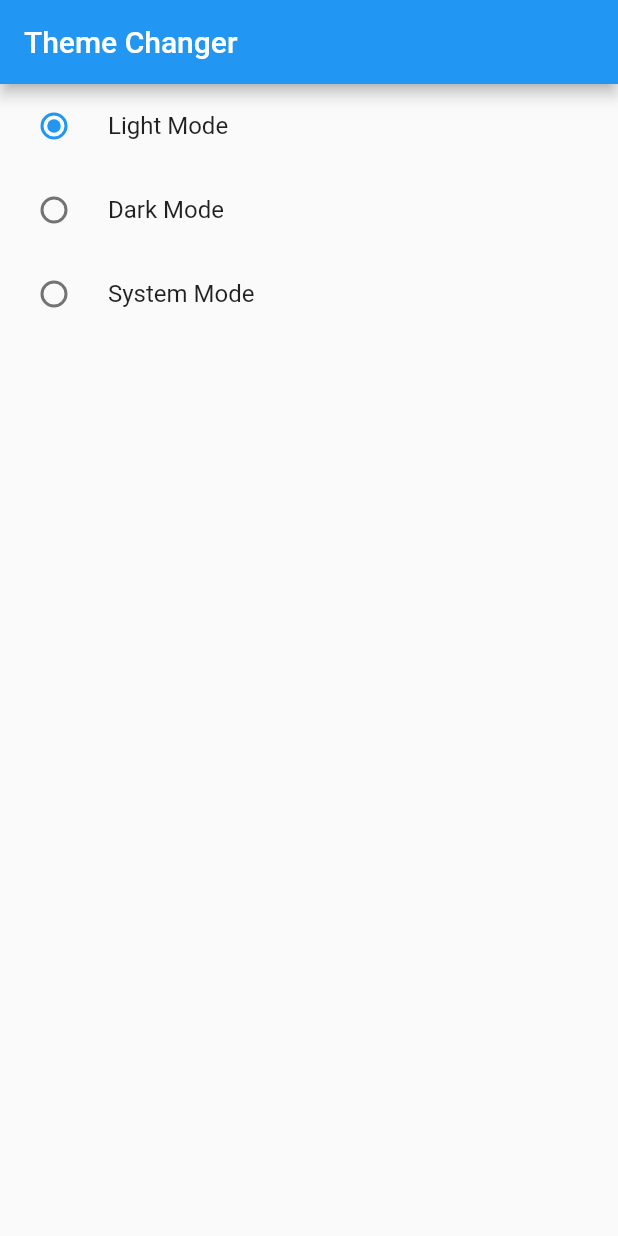
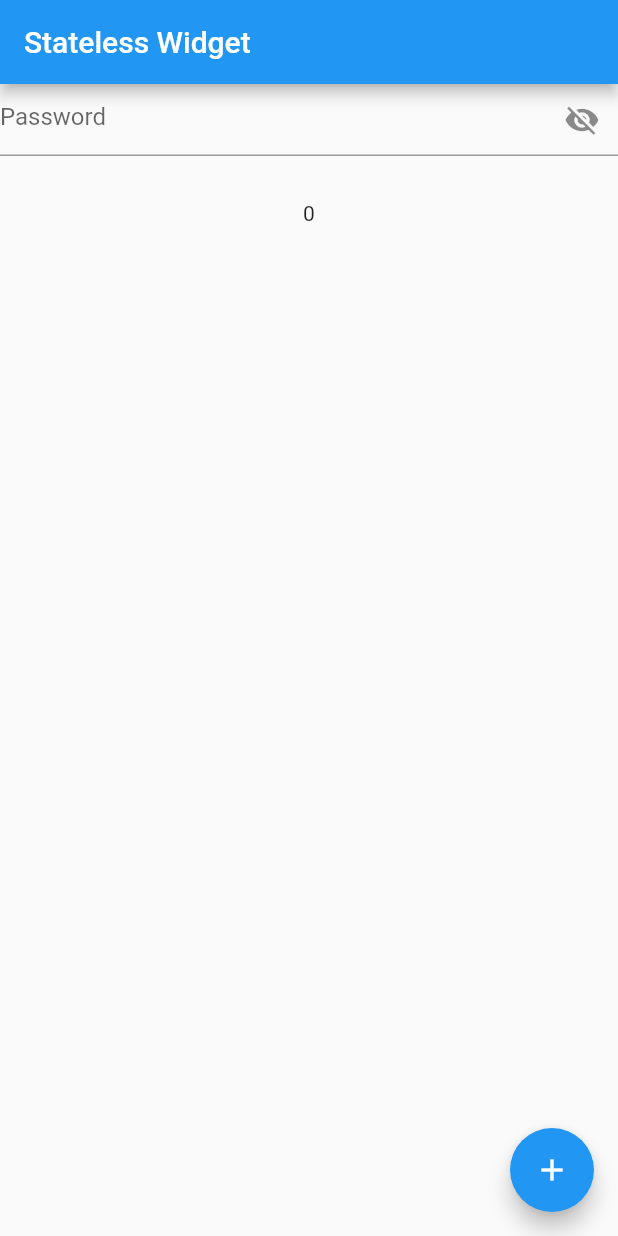
Before and after one commit to sarahpng/provider-lessons, a Flutter app: the screen it shows after launch, on a phone screen of 412 x 824 dp. Run offline on Flutter 3.47's test engine with Material 3 defaults, Android fonts, the phone set to English and light mode, and no system bars.

Commit message:
fifth lecture

```diff
--- /dev/null
+++ b/lib/fifth_lecture/screens/notfiy_listener_screen.dart
@@ -0,0 +1,58 @@
+import 'package:flutter/material.dart';
+import 'package:provider/provider.dart';
+
+class NotfiyListenerScreen extends StatelessWidget {
+  NotfiyListenerScreen({super.key});
+  ValueNotifier<int> _counter = ValueNotifier<int>(0);
+  ValueNotifier<bool> toggle = ValueNotifier<bool>(true);
+  // cons
+  // cannot dispose Value Notifier
+
+  @override
+  Widget build(BuildContext context) {
+    // print('build');
+    return Scaffold(
+      appBar: AppBar(
+        title: Text('Stateless Widget'),
+      ),
+      body: Column(
+        children: [
+          ValueListenableBuilder(
+              valueListenable: toggle,
+              builder: (context, value, child) {
+                return TextFormField(
+                  obscureText: toggle.value,
+                  decoration: InputDecoration(
+                    hintText: 'Password',
+                    suffixIcon: InkWell(
+                        onTap: () {
+                          toggle.value = !toggle.value;
+                        },
+                        child: Icon(toggle.value
+                            ? Icons.visibility_off
+                            : Icons.visibility)),
+                  ),
+                );
+              }),
+          SizedBox(
+            height: 30,
+          ),
+          Center(
+            child: ValueListenableBuilder(
+                valueListenable: _counter,
+                builder: (context, value, child) {
+                  return Text('${_counter.value}');
+                }),
+          ),
+        ],
+      ),
+      floatingActionButton: FloatingActionButton(
+        onPressed: () {
+          _counter.value++;
+          // print(_counter.value.toString());
+        },
+        child: Icon(Icons.add),
+      ),
+    );
+  }
+}
--- a/lib/main.dart
+++ b/lib/main.dart
@@ -1,5 +1,6 @@
 import 'package:flutter/material.dart';
 import 'package:provider/provider.dart';
+import 'package:provider_lessons/fifth_lecture/screens/notfiy_listener_screen.dart';
 import 'package:provider_lessons/first_lecture/provider/count_provider.dart';
 import 'package:provider_lessons/first_lecture/screens/count_Example.dart';
 import 'package:provider_lessons/fourth_lecture/provider/theme_change_provider.dart';
@@ -48,7 +49,7 @@
           routes: {
             '/myFavourites': (context) => MyFavourites(),
           },
-          home: const DarkThemeScreen(),
+          home: NotfiyListenerScreen(),
         );
       }),
     );
```
